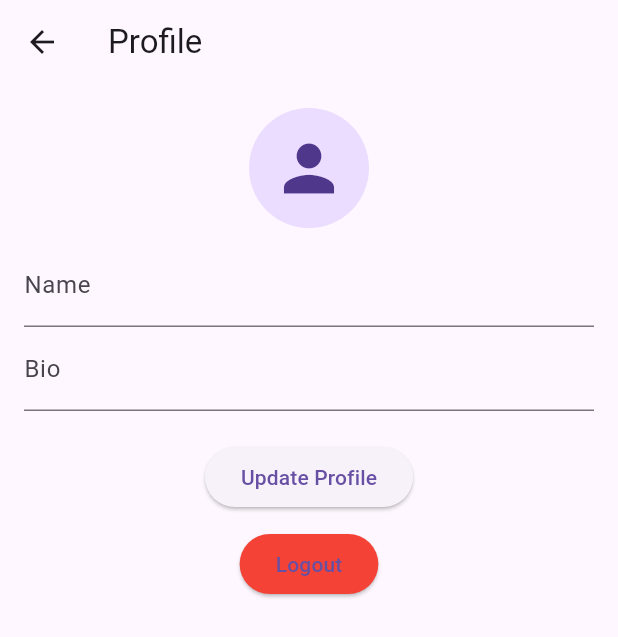
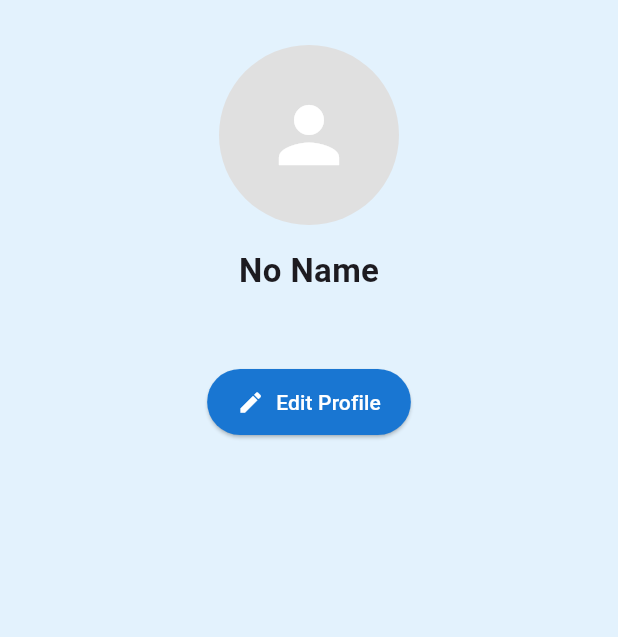
Before and after one commit to Sunil93021/Flutter-Projects, a Flutter app: the ProfileScreen screen opened directly, on a phone screen of 412 x 824 dp. Shown: the top 637 px of the screen. Run offline on Flutter 3.47's test engine with Material 3 defaults, Android fonts, the phone set to English and light mode, and no system bars; our stand-ins replace cloud_firestore, firebase_auth, firebase_core; accounts and stored records are empty.

Commit message:
updated UI and few changes

```diff
--- a/xchange_learn/lib/main.dart
+++ b/xchange_learn/lib/main.dart
@@ -2,6 +2,7 @@
 import 'package:firebase_auth/firebase_auth.dart';
 import 'package:flutter/material.dart';
 import 'package:xchange_learn/screens/auth_screen.dart';
+import 'package:xchange_learn/screens/home_screen.dart';
 import 'firebase_options.dart';
 import 'screens/splash_screen.dart';
 
@@ -37,7 +38,7 @@
           return Center(child: CircularProgressIndicator());
         }
         if (snapshot.hasData && snapshot.data != null) {
-          return SplashScreen();
+          return HomeScreen();
         } else {
           return AuthScreens();
         }
--- a/xchange_learn/lib/screens/profile_screen.dart
+++ b/xchange_learn/lib/screens/profile_screen.dart
@@ -1,6 +1,7 @@
+import 'package:cloud_firestore/cloud_firestore.dart';
 import 'package:firebase_auth/firebase_auth.dart';
-import 'package:cloud_firestore/cloud_firestore.dart';
 import 'package:flutter/material.dart';
+import 'edit_profile_screen.dart';
 import 'auth_screen.dart';
 
 class ProfileScreen extends StatefulWidget {
@@ -11,81 +12,110 @@ class ProfileScreen extends StatefulWidget {
 }
 
 class _ProfileScreenState extends State<ProfileScreen> {
-  User? user = FirebaseAuth.instance.currentUser;
-  final TextEditingController _nameController = TextEditingController();
-  final TextEditingController _bioController = TextEditingController();
-  bool _isLoading = false;
+  final FirebaseAuth _auth = FirebaseAuth.instance;
+  final FirebaseFirestore _firestore = FirebaseFirestore.instance;
+  User? _user;
+  String _name = "";
+  String _email = "";
+  String _profilePic = "";
 
   @override
   void initState() {
     super.initState();
-    _fetchUserData();
+    _user = _auth.currentUser;
+    _loadUserData();
   }
 
-  void _fetchUserData() async {
-    var doc =
-        await FirebaseFirestore.instance
-            .collection('users')
-            .doc(user!.uid)
-            .get();
-    if (doc.exists) {
+  // ✅ Load User Data from Firestore
+  void _loadUserData() async {
+    if (_user != null) {
+      DocumentSnapshot userDoc =
+          await _firestore.collection('users').doc(_user!.uid).get();
+
       setState(() {
-        _nameController.text = doc['name'] ?? '';
-        _bioController.text = doc['bio'] ?? '';
+        _name =
+            userDoc.data().toString().contains("name")
+                ? userDoc["name"]
+                : "No Name";
+        _email =
+            userDoc.data().toString().contains("email")
+                ? userDoc["email"]
+                : _user!.email ?? "No Email";
+        _profilePic =
+            userDoc.data().toString().contains("profilePic")
+                ? userDoc["profilePic"]
+                : "";
       });
     }
   }
 
-  void _updateProfile() async {
-    setState(() => _isLoading = true);
-    await FirebaseFirestore.instance.collection('users').doc(user!.uid).set({
-      'name': _nameController.text,
-      'bio': _bioController.text,
-    }, SetOptions(merge: true));
-    setState(() => _isLoading = false);
-  }
-
+  // ✅ Logout Function not needed now for future purposes
   void _logout() async {
-    await FirebaseAuth.instance.signOut();
-    Navigator.pushAndRemoveUntil(
+    await _auth.signOut();
+    Navigator.pushReplacement(
       context,
       MaterialPageRoute(builder: (context) => AuthScreens()),
-      (route) => false,
     );
   }
 
   @override
   Widget build(BuildContext context) {
     return Scaffold(
-      appBar: AppBar(title: Text('Profile')),
-      body: Padding(
-        padding: EdgeInsets.all(16),
+      backgroundColor: Colors.blue.shade50,
+
+      body: Center(
+        child: Padding(
+          padding: EdgeInsets.symmetric(horizontal: 20, vertical: 30),
           child: Column(
+            crossAxisAlignment: CrossAxisAlignment.center,
             children: [
-            CircleAvatar(radius: 40, child: Icon(Icons.person, size: 50)),
-            SizedBox(height: 10),
-            TextField(
-              controller: _nameController,
-              decoration: InputDecoration(labelText: 'Name'),
+              // ✅ Profile Picture
+              CircleAvatar(
+                radius: 60,
+                backgroundColor: Colors.grey.shade300,
+                backgroundImage:
+                    _profilePic.isNotEmpty ? NetworkImage(_profilePic) : null,
+                child:
+                    _profilePic.isEmpty
+                        ? Icon(Icons.person, size: 60, color: Colors.white)
+                        : null,
               ),
-            TextField(
-              controller: _bioController,
-              decoration: InputDecoration(labelText: 'Bio'),
+              SizedBox(height: 15),
+
+              // ✅ User Name
+              Text(
+                _name,
+                style: TextStyle(fontSize: 22, fontWeight: FontWeight.bold),
+              ),
+              SizedBox(height: 5),
+
+              // ✅ User Email
+              Text(
+                _email,
+                style: TextStyle(fontSize: 16, color: Colors.grey.shade700),
               ),
               SizedBox(height: 20),
-            _isLoading
-                ? CircularProgressIndicator()
-                : ElevatedButton(
-                  onPressed: _updateProfile,
-                  child: Text('Update Profile'),
+
+              // ✅ Edit Profile Button
+              ElevatedButton.icon(
+                onPressed: () {
+                  Navigator.push(
+                    context,
+                    MaterialPageRoute(
+                      builder: (context) => EditProfileScreen(),
                     ),
-            SizedBox(height: 10),
-            ElevatedButton(
-              onPressed: _logout,
-              style: ElevatedButton.styleFrom(backgroundColor: Colors.red),
-              child: Text('Logout'),
+                  ).then((_) => _loadUserData()); // Reload profile after edit
+                },
+                icon: Icon(Icons.edit, color: Colors.white),
+                label: Text("Edit Profile"),
+                style: ElevatedButton.styleFrom(
+                  backgroundColor: Colors.blue.shade700,
+                  foregroundColor: Colors.white,
+                  padding: EdgeInsets.symmetric(horizontal: 20, vertical: 12),
+                ),
               ),
             ],
+          ),
         ),
       ),
     );
```
Also changed, not shown: xchange_learn/lib/screens/edit_profile_screen.dart (added, +126 -0 lines), xchange_learn/lib/screens/home_screen.dart (+34 -152 lines), xchange_learn/lib/screens/skills_screen.dart (added, +169 -0 lines). Lines whose indentation alone changed are shown as unchanged.
